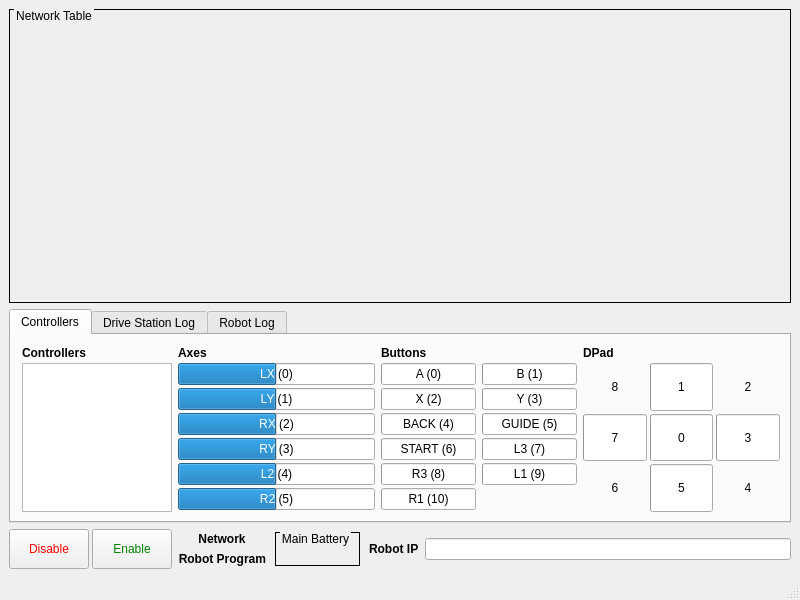
This is ui/drive_station.ui in ArPiRobot/ArPiRobot-DriveStation as Qt 5 draws it before an edit. The edited form follows.
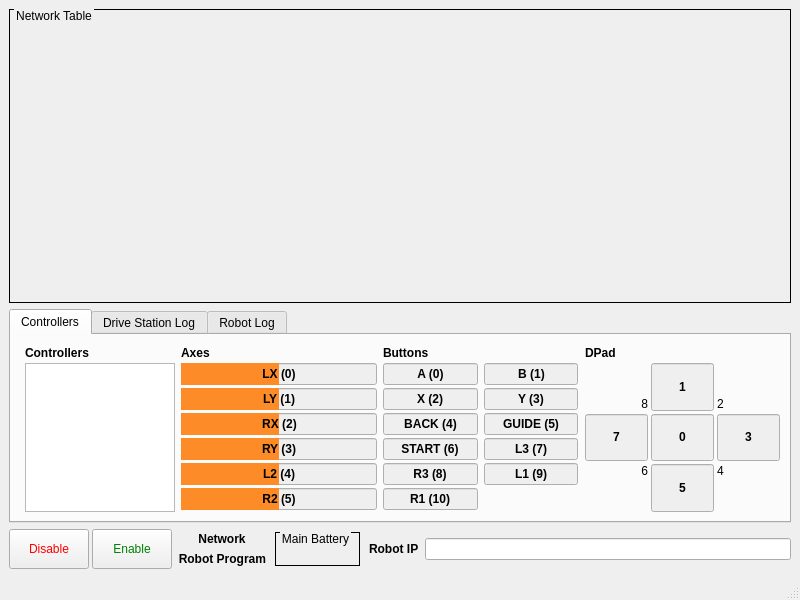
This is the edited form. Icons and pictures are not drawn.

Patch:
```diff
--- a/ui/drive_station.ui
+++ b/ui/drive_station.ui
@@ -13,6 +13,30 @@
   <property name="windowTitle">
    <string>MainWindow</string>
   </property>
+  <property name="windowIcon">
+   <iconset resource="../res/resources.qrc">
+    <normaloff>:/icon.png</normaloff>:/icon.png</iconset>
+  </property>
+  <property name="styleSheet">
+   <string notr="true">QProgressBar{
+    color: black;
+    background-color: #EEEEEEEE;
+}
+QProgressBar::chunk{
+	background-color: #FC8B28;
+}
+
+QGroupBox { 
+    border: 1px solid black;
+    margin-top: 2ex;
+}
+
+QGroupBox::title {
+    subcontrol-origin: margin;
+    left: 5px;
+    top: 0px;
+}</string>
+  </property>
   <widget class="QWidget" name="centralwidget">
    <layout class="QVBoxLayout" name="verticalLayout">
     <item>
@@ -74,7 +98,7 @@
             <number>3</number>
            </property>
            <property name="leftMargin">
-            <number>0</number>
+            <number>3</number>
            </property>
            <property name="topMargin">
             <number>0</number>
@@ -89,7 +113,6 @@
             <widget class="QLabel" name="label">
              <property name="font">
               <font>
-               <weight>75</weight>
                <bold>true</bold>
               </font>
              </property>
@@ -157,7 +180,6 @@
              </property>
              <property name="font">
               <font>
-               <weight>75</weight>
                <bold>true</bold>
               </font>
              </property>
@@ -174,6 +196,14 @@
                <height>0</height>
               </size>
              </property>
+             <property name="font">
+              <font>
+               <bold>true</bold>
+              </font>
+             </property>
+             <property name="styleSheet">
+              <string notr="true"/>
+             </property>
              <property name="minimum">
               <number>-100</number>
              </property>
@@ -196,6 +226,11 @@
                <height>0</height>
               </size>
              </property>
+             <property name="font">
+              <font>
+               <bold>true</bold>
+              </font>
+             </property>
              <property name="minimum">
               <number>-100</number>
              </property>
@@ -218,6 +253,11 @@
                <height>0</height>
               </size>
              </property>
+             <property name="font">
+              <font>
+               <bold>true</bold>
+              </font>
+             </property>
              <property name="minimum">
               <number>-100</number>
              </property>
@@ -240,6 +280,11 @@
                <height>0</height>
               </size>
              </property>
+             <property name="font">
+              <font>
+               <bold>true</bold>
+              </font>
+             </property>
              <property name="minimum">
               <number>-100</number>
              </property>
@@ -262,6 +307,11 @@
                <height>0</height>
               </size>
              </property>
+             <property name="font">
+              <font>
+               <bold>true</bold>
+              </font>
+             </property>
              <property name="minimum">
               <number>-100</number>
              </property>
@@ -284,6 +334,11 @@
                <height>0</height>
               </size>
              </property>
+             <property name="font">
+              <font>
+               <bold>true</bold>
+              </font>
+             </property>
              <property name="minimum">
               <number>-100</number>
              </property>
@@ -333,6 +388,11 @@
                <height>0</height>
               </size>
              </property>
+             <property name="font">
+              <font>
+               <bold>true</bold>
+              </font>
+             </property>
              <property name="maximum">
               <number>1</number>
              </property>
@@ -355,6 +415,11 @@
                <height>0</height>
               </size>
              </property>
+             <property name="font">
+              <font>
+               <bold>true</bold>
+              </font>
+             </property>
              <property name="maximum">
               <number>1</number>
              </property>
@@ -377,6 +442,11 @@
                <height>0</height>
               </size>
              </property>
+             <property name="font">
+              <font>
+               <bold>true</bold>
+              </font>
+             </property>
              <property name="maximum">
               <number>1</number>
              </property>
@@ -399,6 +469,11 @@
                <height>0</height>
               </size>
              </property>
+             <property name="font">
+              <font>
+               <bold>true</bold>
+              </font>
+             </property>
              <property name="maximum">
               <number>1</number>
              </property>
@@ -421,6 +496,11 @@
                <height>0</height>
               </size>
              </property>
+             <property name="font">
+              <font>
+               <bold>true</bold>
+              </font>
+             </property>
              <property name="maximum">
               <number>1</number>
              </property>
@@ -443,6 +523,11 @@
                <height>0</height>
               </size>
              </property>
+             <property name="font">
+              <font>
+               <bold>true</bold>
+              </font>
+             </property>
              <property name="maximum">
               <number>1</number>
              </property>
@@ -465,6 +550,11 @@
                <height>0</height>
               </size>
              </property>
+             <property name="font">
+              <font>
+               <bold>true</bold>
+              </font>
+             </property>
              <property name="maximum">
               <number>1</number>
              </property>
@@ -487,6 +577,11 @@
                <height>0</height>
               </size>
              </property>
+             <property name="font">
+              <font>
+               <bold>true</bold>
+              </font>
+             </property>
              <property name="maximum">
               <number>1</number>
              </property>
@@ -509,6 +604,11 @@
                <height>0</height>
               </size>
              </property>
+             <property name="font">
+              <font>
+               <bold>true</bold>
+              </font>
+             </property>
              <property name="maximum">
               <number>1</number>
              </property>
@@ -531,6 +631,11 @@
                <height>0</height>
               </size>
              </property>
+             <property name="font">
+              <font>
+               <bold>true</bold>
+              </font>
+             </property>
              <property name="maximum">
               <number>1</number>
              </property>
@@ -553,6 +658,11 @@
                <height>0</height>
               </size>
              </property>
+             <property name="font">
+              <font>
+               <bold>true</bold>
+              </font>
+             </property>
              <property name="maximum">
               <number>1</number>
              </property>
@@ -577,7 +687,6 @@
              </property>
              <property name="font">
               <font>
-               <weight>75</weight>
                <bold>true</bold>
               </font>
              </property>
@@ -599,7 +708,7 @@
           </property>
           <layout class="QGridLayout" name="gridLayout_3">
            <property name="leftMargin">
-            <number>0</number>
+            <number>1</number>
            </property>
            <property name="topMargin">
             <number>0</number>
@@ -625,7 +734,7 @@
               <string>6</string>
              </property>
              <property name="alignment">
-              <set>Qt::AlignCenter</set>
+              <set>Qt::AlignRight|Qt::AlignTop|Qt::AlignTrailing</set>
              </property>
             </widget>
            </item>
@@ -641,7 +750,7 @@
               <string>8</string>
              </property>
              <property name="alignment">
-              <set>Qt::AlignCenter</set>
+              <set>Qt::AlignBottom|Qt::AlignRight|Qt::AlignTrailing</set>
              </property>
             </widget>
            </item>
@@ -655,7 +764,6 @@
              </property>
              <property name="font">
               <font>
-               <weight>75</weight>
                <bold>true</bold>
               </font>
              </property>
@@ -676,7 +784,7 @@
               <string>2</string>
              </property>
              <property name="alignment">
-              <set>Qt::AlignCenter</set>
+              <set>Qt::AlignBottom|Qt::AlignLeading|Qt::AlignLeft</set>
              </property>
             </widget>
            </item>
@@ -692,7 +800,7 @@
               <string>4</string>
              </property>
              <property name="alignment">
-              <set>Qt::AlignCenter</set>
+              <set>Qt::AlignLeading|Qt::AlignLeft|Qt::AlignTop</set>
              </property>
             </widget>
            </item>
@@ -710,6 +818,11 @@
                <height>0</height>
               </size>
              </property>
+             <property name="font">
+              <font>
+               <bold>true</bold>
+              </font>
+             </property>
              <property name="maximum">
               <number>1</number>
              </property>
@@ -738,6 +851,11 @@
                <height>0</height>
               </size>
              </property>
+             <property name="font">
+              <font>
+               <bold>true</bold>
+              </font>
+             </property>
              <property name="maximum">
               <number>1</number>
              </property>
@@ -766,6 +884,11 @@
                <height>0</height>
               </size>
              </property>
+             <property name="font">
+              <font>
+               <bold>true</bold>
+              </font>
+             </property>
              <property name="maximum">
               <number>1</number>
              </property>
@@ -794,6 +917,11 @@
                <height>0</height>
               </size>
              </property>
+             <property name="font">
+              <font>
+               <bold>true</bold>
+              </font>
+             </property>
              <property name="maximum">
               <number>1</number>
              </property>
@@ -822,6 +950,11 @@
                <height>0</height>
               </size>
              </property>
+             <property name="font">
+              <font>
+               <bold>true</bold>
+              </font>
+             </property>
              <property name="maximum">
               <number>1</number>
              </property>
```
Left out of the diff: 45 changed lines with no effect on the pictures.
